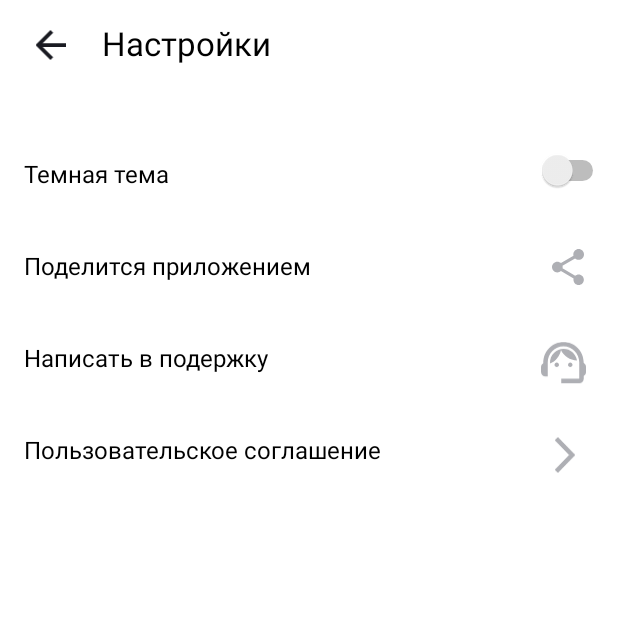
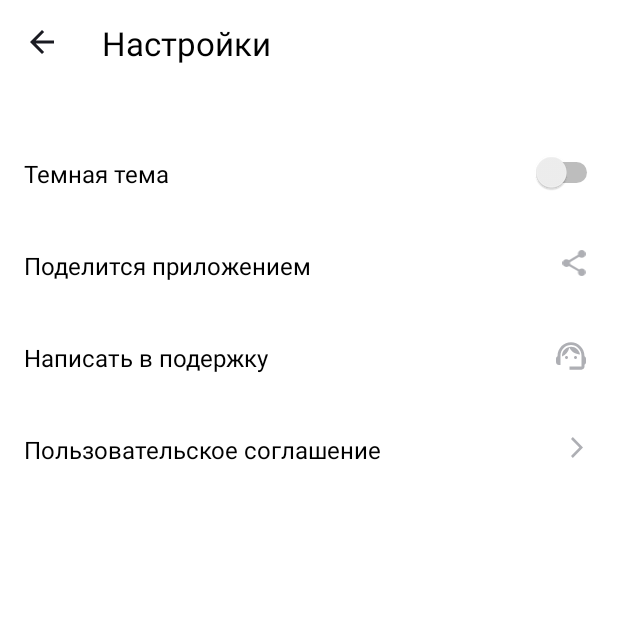
Before and after one commit to KozlovskiyD/PlaylistMaker3, an Android app: the SettingsActivity screen opened directly, with no data from a screen before it, on a phone screen of 412 x 824 dp, the top half of it. Run offline under Robolectric (Android 15) with nearby library versions, the phone set to English and light mode, and no system bars.

Commit message:
Init commit Toast all Домашная работа часть 3.5

```diff
--- a/app/src/main/res/layout/activity_settings.xml
+++ b/app/src/main/res/layout/activity_settings.xml
@@ -3,6 +3,7 @@
     xmlns:tools="http://schemas.android.com/tools"
     android:layout_width="match_parent"
     android:layout_height="match_parent"
+    android:background="@color/white"
     android:orientation="vertical">
 
     <FrameLayout
@@ -13,8 +14,8 @@
 
         <ImageView
             android:id="@+id/back_main"
-            android:layout_width="27dp"
-            android:layout_height="20dp"
+            android:layout_width="wrap_content"
+            android:layout_height="wrap_content"
             android:layout_marginStart="@dimen/top_padding"
             android:layout_marginTop="@dimen/top_padding"
             android:backgroundTint="@color/white"
@@ -40,7 +41,7 @@
         android:layout_height="@dimen/height_61"
         android:layout_marginTop="28dp"
         android:paddingStart="@dimen/top_padding"
-        android:paddingEnd="6dp">
+        android:paddingEnd="10dp">
 
         <TextView
             android:layout_width="@dimen/widht_300"
@@ -53,14 +54,13 @@
         </TextView>
 
         <Switch
-            android:id="@+id/switch1"
+            android:id="@+id/switch2"
             android:layout_width="56dp"
-            android:layout_height="40dp"
+            android:layout_height="48dp"
             android:layout_gravity="end"
+            android:layout_marginVertical="7dp"
             android:layout_marginTop="@dimen/icon_text"
-            tools:ignore="TouchTargetSizeCheck">
-
-        </Switch>
+            tools:ignore="UseSwitchCompatOrMaterialXml" />
     </FrameLayout>
 
     <FrameLayout
@@ -81,11 +81,10 @@
         </TextView>
 
         <ImageView
-            android:layout_width="@dimen/icon_24"
-            android:layout_height="@dimen/icon_24"
+            android:layout_width="wrap_content"
+            android:layout_height="wrap_content"
             android:layout_gravity="end"
-            android:layout_marginTop="@dimen/top_21"
-            android:backgroundTint="@color/white"
+            android:layout_marginVertical="@dimen/top_22"
             android:contentDescription="@string/to_share"
             android:src="@drawable/vectorto_share"
             tools:ignore="ImageContrastCheck" />
@@ -110,11 +109,10 @@
         </TextView>
 
         <ImageView
-            android:layout_width="@dimen/icon_30"
-            android:layout_height="@dimen/icon_30"
+            android:layout_width="wrap_content"
+            android:layout_height="wrap_content"
             android:layout_gravity="end"
-            android:layout_marginTop="@dimen/top_21"
-            android:backgroundTint="@color/white"
+            android:layout_marginTop="@dimen/top_22"
             android:contentDescription="@string/write_to"
             android:src="@drawable/group"
             tools:ignore="ImageContrastCheck" />
@@ -139,11 +137,10 @@
         </TextView>
 
         <ImageView
-            android:layout_width="@dimen/icon_24"
-            android:layout_height="@dimen/icon_24"
+            android:layout_width="wrap_content"
+            android:layout_height="wrap_content"
             android:layout_gravity="end"
             android:layout_marginTop="@dimen/icon_24"
-            android:backgroundTint="@color/white"
             android:contentDescription="@string/agreement"
             android:src="@drawable/vector_agreement"
             tools:ignore="ImageContrastCheck" />
--- a/app/src/main/res/values/dimens.xml
+++ b/app/src/main/res/values/dimens.xml
@@ -13,4 +13,5 @@
     <dimen name="icon_30">30dp</dimen>
     <dimen name="widht_300">300dp</dimen>
     <dimen name="top_4">4dp</dimen>
+    <dimen name="top_22">22dp</dimen>
 </resources>
```
